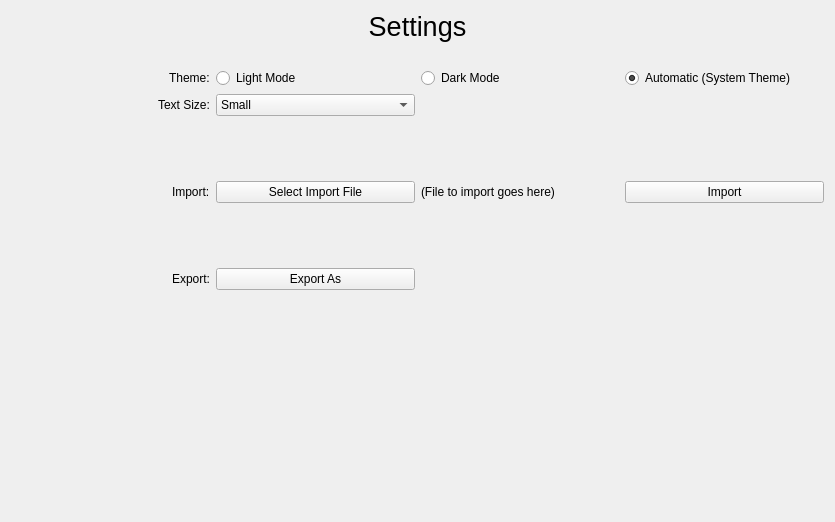
invigoratedcat/CMSC437, file Unitracker/resources/settings.ui: the form before one commit.
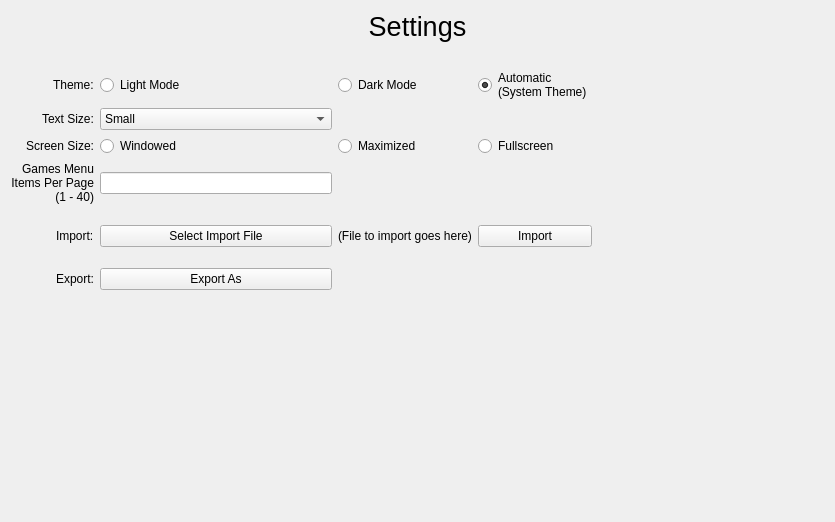
The form after the commit.

Commit message: Added more tooltips; made page buttons look better; added items per page and screen size settings

```diff
--- a/Unitracker/resources/settings.ui
+++ b/Unitracker/resources/settings.ui
@@ -46,14 +46,7 @@
     </spacer>
    </item>
    <item>
-    <layout class="QGridLayout" name="gridLayout" rowstretch="0,0,0,0">
-     <item row="3" column="0" alignment="Qt::AlignRight">
-      <widget class="QLabel" name="export_label">
-       <property name="text">
-        <string>Export:</string>
-       </property>
-      </widget>
-     </item>
+    <layout class="QGridLayout" name="gridLayout" rowstretch="0,0,0,0,0,0">
      <item row="0" column="2">
       <widget class="QRadioButton" name="dark_theme">
        <property name="toolTip">
@@ -64,34 +57,24 @@
        </property>
       </widget>
      </item>
-     <item row="2" column="3">
+     <item row="4" column="3">
       <widget class="QPushButton" name="import_button">
        <property name="text">
         <string>Import</string>
        </property>
       </widget>
      </item>
-     <item row="0" column="1">
-      <widget class="QRadioButton" name="light_theme">
+     <item row="0" column="3">
+      <widget class="QRadioButton" name="system_theme">
        <property name="toolTip">
         <string>Sets the app's theme to light</string>
        </property>
        <property name="text">
-        <string>Light Mode</string>
+        <string>Automatic
+(System Theme)</string>
        </property>
-      </widget>
-     </item>
-     <item row="0" column="0" alignment="Qt::AlignRight">
-      <widget class="QLabel" name="theme_label">
-       <property name="text">
-        <string>Theme:</string>
-       </property>
-      </widget>
-     </item>
-     <item row="1" column="0" alignment="Qt::AlignRight">
-      <widget class="QLabel" name="textsize_label">
-       <property name="text">
-        <string>Text Size:</string>
+       <property name="checked">
+        <bool>true</bool>
        </property>
       </widget>
      </item>
@@ -103,6 +86,9 @@
        <property name="currentText">
         <string>Small</string>
        </property>
+       <property name="sizeAdjustPolicy">
+        <enum>QComboBox::AdjustToMinimumContentsLength</enum>
+       </property>
        <item>
         <property name="text">
          <string>Small</string>
@@ -120,41 +106,20 @@
        </item>
       </widget>
      </item>
-     <item row="3" column="1">
-      <widget class="QPushButton" name="export_button">
-       <property name="text">
-        <string>Export As</string>
+     <item row="2" column="4">
+      <spacer name="horizontalSpacer_2">
+       <property name="orientation">
+        <enum>Qt::Horizontal</enum>
        </property>
-      </widget>
-     </item>
-     <item row="2" column="0" alignment="Qt::AlignRight">
-      <widget class="QLabel" name="import_label">
-       <property name="text">
-        <string>Import:</string>
+       <property name="sizeHint" stdset="0">
+        <size>
+         <width>40</width>
+         <height>20</height>
+        </size>
        </property>
-      </widget>
+      </spacer>
      </item>
-     <item row="0" column="3">
-      <widget class="QRadioButton" name="system_theme">
-       <property name="toolTip">
-        <string>Sets the app theme to your system's theme</string>
-       </property>
-       <property name="text">
-        <string>Automatic (System Theme)</string>
-       </property>
-       <property name="checked">
-        <bool>true</bool>
-       </property>
-      </widget>
-     </item>
-     <item row="2" column="1">
-      <widget class="QPushButton" name="select_import">
-       <property name="text">
-        <string>Select Import File</string>
-       </property>
-      </widget>
-     </item>
-     <item row="2" column="2">
+     <item row="4" column="2">
       <widget class="QLabel" name="chosen_import">
        <property name="sizePolicy">
         <sizepolicy hsizetype="Preferred" vsizetype="Expanding">
@@ -173,6 +138,119 @@
        </property>
       </widget>
      </item>
+     <item row="3" column="1">
+      <widget class="QLineEdit" name="ipp"/>
+     </item>
+     <item row="2" column="2">
+      <widget class="QRadioButton" name="maximized">
+       <property name="toolTip">
+        <string>Makes the app fill most of the screen</string>
+       </property>
+       <property name="text">
+        <string>Maximized</string>
+       </property>
+      </widget>
+     </item>
+     <item row="4" column="0" alignment="Qt::AlignRight">
+      <widget class="QLabel" name="import_label">
+       <property name="text">
+        <string>Import:</string>
+       </property>
+      </widget>
+     </item>
+     <item row="2" column="0">
+      <widget class="QLabel" name="screen_label">
+       <property name="text">
+        <string>Screen Size:</string>
+       </property>
+       <property name="alignment">
+        <set>Qt::AlignRight|Qt::AlignTrailing|Qt::AlignVCenter</set>
+       </property>
+      </widget>
+     </item>
+     <item row="5" column="0" alignment="Qt::AlignRight">
+      <widget class="QLabel" name="export_label">
+       <property name="text">
+        <string>Export:</string>
+       </property>
+      </widget>
+     </item>
+     <item row="0" column="0" alignment="Qt::AlignRight">
+      <widget class="QLabel" name="theme_label">
+       <property name="text">
+        <string>Theme:</string>
+       </property>
+      </widget>
+     </item>
+     <item row="4" column="1">
+      <widget class="QPushButton" name="select_import">
+       <property name="toolTip">
+        <string>Opens a menu to choose a file to import</string>
+       </property>
+       <property name="text">
+        <string>Select Import File</string>
+       </property>
+      </widget>
+     </item>
+     <item row="5" column="1">
+      <widget class="QPushButton" name="export_button">
+       <property name="toolTip">
+        <string>Opens a menu to select a location for exporting the games</string>
+       </property>
+       <property name="text">
+        <string>Export As</string>
+       </property>
+      </widget>
+     </item>
+     <item row="2" column="3">
+      <widget class="QRadioButton" name="fullscreen">
+       <property name="toolTip">
+        <string>Makes the app fill all of the screen</string>
+       </property>
+       <property name="text">
+        <string>Fullscreen</string>
+       </property>
+      </widget>
+     </item>
+     <item row="0" column="1">
+      <widget class="QRadioButton" name="light_theme">
+       <property name="toolTip">
+        <string>Sets the app's theme to light</string>
+       </property>
+       <property name="text">
+        <string>Light Mode</string>
+       </property>
+      </widget>
+     </item>
+     <item row="2" column="1">
+      <widget class="QRadioButton" name="windowed">
+       <property name="toolTip">
+        <string>Sets the app to be windowed</string>
+       </property>
+       <property name="text">
+        <string>Windowed</string>
+       </property>
+      </widget>
+     </item>
+     <item row="3" column="0">
+      <widget class="QLabel" name="label">
+       <property name="text">
+        <string>Games Menu
+Items Per Page
+ (1 - 40)</string>
+       </property>
+       <property name="alignment">
+        <set>Qt::AlignRight|Qt::AlignTrailing|Qt::AlignVCenter</set>
+       </property>
+      </widget>
+     </item>
+     <item row="1" column="0" alignment="Qt::AlignRight">
+      <widget class="QLabel" name="textsize_label">
+       <property name="text">
+        <string>Text Size:</string>
+       </property>
+      </widget>
+     </item>
     </layout>
    </item>
    <item>
```
Left out of the diff: 9 changed lines with no effect on the pictures. The commit also changes 3 other files.
